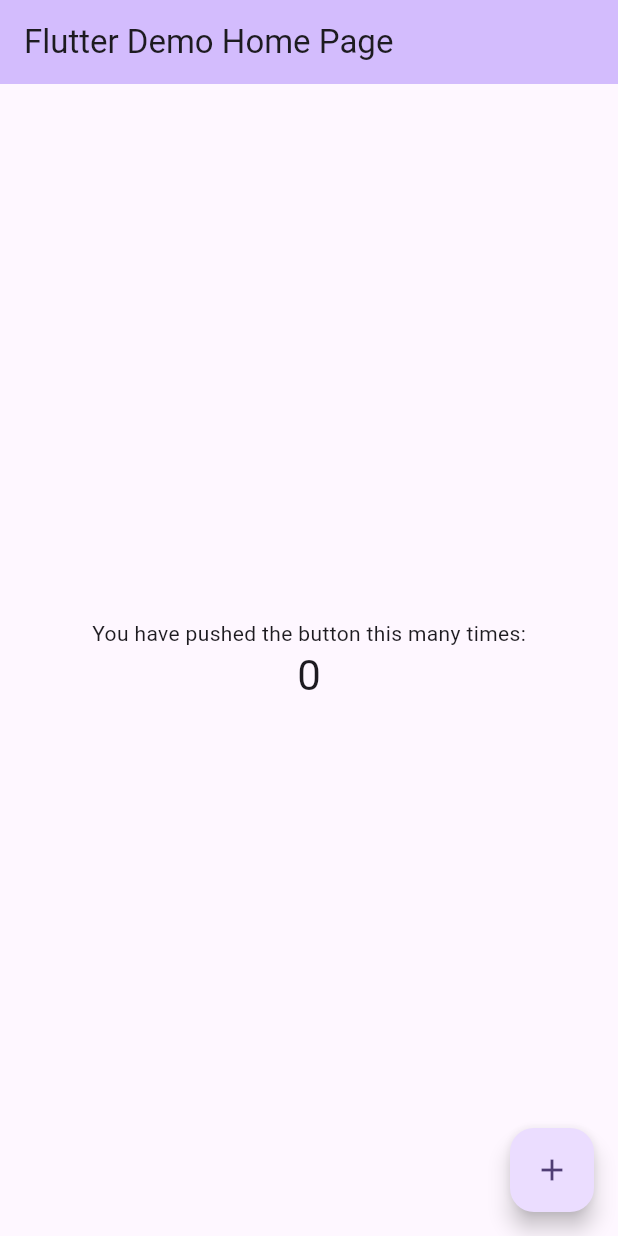
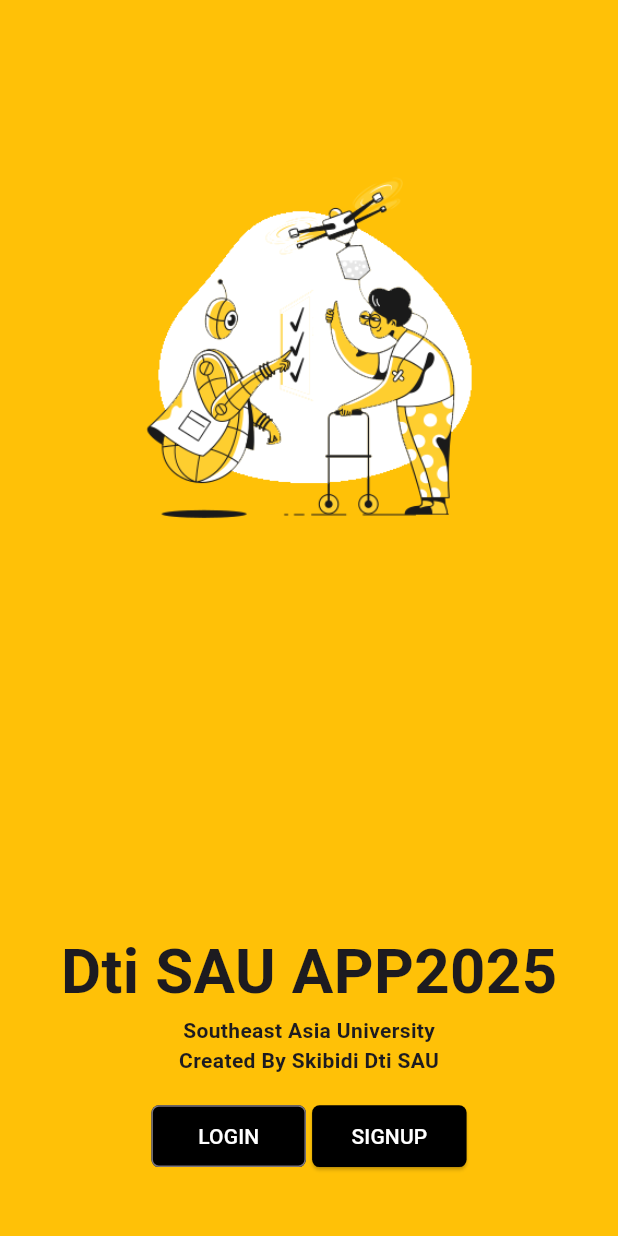
Before and after one commit to 6652410018GittiWilawan/dti_sau_project, a Flutter app: the screen it shows after launch, on a phone screen of 412 x 824 dp. Run offline on Flutter 3.47's test engine with Material 3 defaults, Android fonts, the phone set to English and light mode, and no system bars.

Commit message:
v.2Skibidibididobdobyesyes

```diff
--- a/lib/main.dart
+++ b/lib/main.dart
@@ -1,125 +1,26 @@
+import 'package:dti_sau_project/views/welcome_ui.dart';
 import 'package:flutter/material.dart';
 
-void main() {
-  runApp(const MyApp());
+
+void main(){
+  runApp(
+    DtiSau(),
+  );
 }
 
-class MyApp extends StatelessWidget {
-  const MyApp({super.key});
+class DtiSau extends StatefulWidget {
+  const DtiSau({super.key});
 
-  // This widget is the root of your application.
+  @override
+  State<DtiSau> createState() => _DtiSauState();
+}
+
+class _DtiSauState extends State<DtiSau> {
   @override
   Widget build(BuildContext context) {
-    return MaterialApp(
-      title: 'Flutter Demo',
-      theme: ThemeData(
-        // This is the theme of your application.
-        //
-        // TRY THIS: Try running your application with "flutter run". You'll see
-        // the application has a purple toolbar. Then, without quitting the app,
-        // try changing the seedColor in the colorScheme below to Colors.green
-        // and then invoke "hot reload" (save your changes or press the "hot
-        // reload" button in a Flutter-supported IDE, or press "r" if you used
-        // the command line to start the app).
-        //
-        // Notice that the counter didn't reset back to zero; the application
-        // state is not lost during the reload. To reset the state, use hot
-        // restart instead.
-        //
-        // This works for code too, not just values: Most code changes can be
-        // tested with just a hot reload.
-        colorScheme: ColorScheme.fromSeed(seedColor: Colors.deepPurple),
-        useMaterial3: true,
-      ),
-      home: const MyHomePage(title: 'Flutter Demo Home Page'),
+    return MaterialApp (
+      debugShowCheckedModeBanner: false,
+      home: WelcomeUi(),
     );
   }
 }
-
-class MyHomePage extends StatefulWidget {
-  const MyHomePage({super.key, required this.title});
-
-  // This widget is the home page of your application. It is stateful, meaning
-  // that it has a State object (defined below) that contains fields that affect
-  // how it looks.
-
-  // This class is the configuration for the state. It holds the values (in this
-  // case the title) provided by the parent (in this case the App widget) and
-  // used by the build method of the State. Fields in a Widget subclass are
-  // always marked "final".
-
-  final String title;
-
-  @override
-  State<MyHomePage> createState() => _MyHomePageState();
-}
-
-class _MyHomePageState extends State<MyHomePage> {
-  int _counter = 0;
-
-  void _incrementCounter() {
-    setState(() {
-      // This call to setState tells the Flutter framework that something has
-      // changed in this State, which causes it to rerun the build method below
-      // so that the display can reflect the updated values. If we changed
-      // _counter without calling setState(), then the build method would not be
-      // called again, and so nothing would appear to happen.
-      _counter++;
-    });
-  }
-
-  @override
-  Widget build(BuildContext context) {
-    // This method is rerun every time setState is called, for instance as done
-    // by the _incrementCounter method above.
-    //
-    // The Flutter framework has been optimized to make rerunning build methods
-    // fast, so that you can just rebuild anything that needs updating rather
-    // than having to individually change instances of widgets.
-    return Scaffold(
-      appBar: AppBar(
-        // TRY THIS: Try changing the color here to a specific color (to
-        // Colors.amber, perhaps?) and trigger a hot reload to see the AppBar
-        // change color while the other colors stay the same.
-        backgroundColor: Theme.of(context).colorScheme.inversePrimary,
-        // Here we take the value from the MyHomePage object that was created by
-        // the App.build method, and use it to set our appbar title.
-        title: Text(widget.title),
-      ),
-      body: Center(
-        // Center is a layout widget. It takes a single child and positions it
-        // in the middle of the parent.
-        child: Column(
-          // Column is also a layout widget. It takes a list of children and
-          // arranges them vertically. By default, it sizes itself to fit its
-          // children horizontally, and tries to be as tall as its parent.
-          //
-          // Column has various properties to control how it sizes itself and
-          // how it positions its children. Here we use mainAxisAlignment to
-          // center the children vertically; the main axis here is the vertical
-          // axis because Columns are vertical (the cross axis would be
-          // horizontal).
-          //
-          // TRY THIS: Invoke "debug painting" (choose the "Toggle Debug Paint"
-          // action in the IDE, or press "p" in the console), to see the
-          // wireframe for each widget.
-          mainAxisAlignment: MainAxisAlignment.center,
-          children: <Widget>[
-            const Text(
-              'You have pushed the button this many times:',
-            ),
-            Text(
-              '$_counter',
-              style: Theme.of(context).textTheme.headlineMedium,
-            ),
-          ],
-        ),
-      ),
-      floatingActionButton: FloatingActionButton(
-        onPressed: _incrementCounter,
-        tooltip: 'Increment',
-        child: const Icon(Icons.add),
-      ), // This trailing comma makes auto-formatting nicer for build methods.
-    );
-  }
-}
--- /dev/null
+++ b/lib/views/login_ui.dart
@@ -0,0 +1,15 @@
+import 'package:flutter/material.dart';
+
+class LoginUi extends StatefulWidget {
+  const LoginUi({super.key});
+
+  @override
+  State<LoginUi> createState() => _LoginUiState();
+}
+
+class _LoginUiState extends State<LoginUi> {
+  @override
+  Widget build(BuildContext context) {
+    return Scaffold();
+  }
+}
--- /dev/null
+++ b/lib/views/signup.ui.dart
@@ -0,0 +1,15 @@
+import 'package:flutter/material.dart';
+
+class SignupUi extends StatefulWidget {
+  const SignupUi({super.key});
+
+  @override
+  State<SignupUi> createState() => _SignupUiState();
+}
+
+class _SignupUiState extends State<SignupUi> {
+  @override
+  Widget build(BuildContext context) {
+    return Scaffold();
+  }
+}
--- /dev/null
+++ b/lib/views/welcome_ui.dart
@@ -0,0 +1,95 @@
+import 'package:flutter/material.dart';
+
+class WelcomeUi extends StatefulWidget {
+  const WelcomeUi({super.key});
+
+  @override
+  State<WelcomeUi> createState() => _WelcomeUiState();
+}
+
+class _WelcomeUiState extends State<WelcomeUi> {
+  @override
+  Widget build(BuildContext context) {
+    return Scaffold(
+      backgroundColor: Colors.amber,
+      body:Center(
+        child:Column(
+          children: [
+            SizedBox(
+              height: MediaQuery.of(context).size.height*0.125,
+            ),
+            Image.asset(
+              'assets/images/logo.png',
+              width: MediaQuery.of(context).size.width*0.65,),
+              SizedBox(
+                height: MediaQuery.of(context).size.height*0.3,
+              ),
+              Text(
+                'Dti SAU APP2025',
+                style: TextStyle(
+                  fontSize:MediaQuery.of(context).size.height*0.05,
+                  fontWeight: FontWeight.bold,
+                ),
+              ),
+              Text(
+                'Southeast Asia University',
+                style:TextStyle(fontWeight: FontWeight.bold),
+              ),
+              Text(
+                'Created By Skibidi Dti SAU',
+                style:TextStyle(fontWeight: FontWeight.bold) ,
+              ),
+              SizedBox(
+                height: MediaQuery.of(context).size.height*0.02,
+              ),
+              Row(
+
+                mainAxisAlignment: MainAxisAlignment.center,
+                children: [
+                OutlinedButton(
+                  onPressed: (){},
+                  child: Text(
+                    'LOGIN',
+                    style: TextStyle(
+                      color:Colors.white),
+                  ),
+                  style:OutlinedButton.styleFrom(
+                    backgroundColor: Colors.black,
+                    fixedSize: Size(
+                      MediaQuery.of(context).size.width*0.25,
+                      MediaQuery.of(context).size.height*0.05
+                    ),
+                    shape: RoundedRectangleBorder(
+                      borderRadius: BorderRadius.circular(5.0),
+                    ),
+                  ),
+                ),
+                SizedBox(
+                width: MediaQuery.of(context).size.width*0.01,
+                ),
+                ElevatedButton(
+                  onPressed: () {},
+                  child: Text(
+                    'SIGNUP',
+                    style: TextStyle(
+                      color:Colors.white),
+                    ),
+                    style:ElevatedButton.styleFrom(
+                      backgroundColor: Colors.black,
+                      fixedSize: Size(
+                        MediaQuery.of(context).size.width*0.25,
+                        MediaQuery.of(context).size.height*0.05
+                      ),
+                      shape: RoundedRectangleBorder(
+                        borderRadius: BorderRadius.circular(5.0),
+                      ),
+                    ),
+                ),
+              ],
+              )
+            ],
+        ) ,
+      ) ,
+    );
+  }
+}
```
